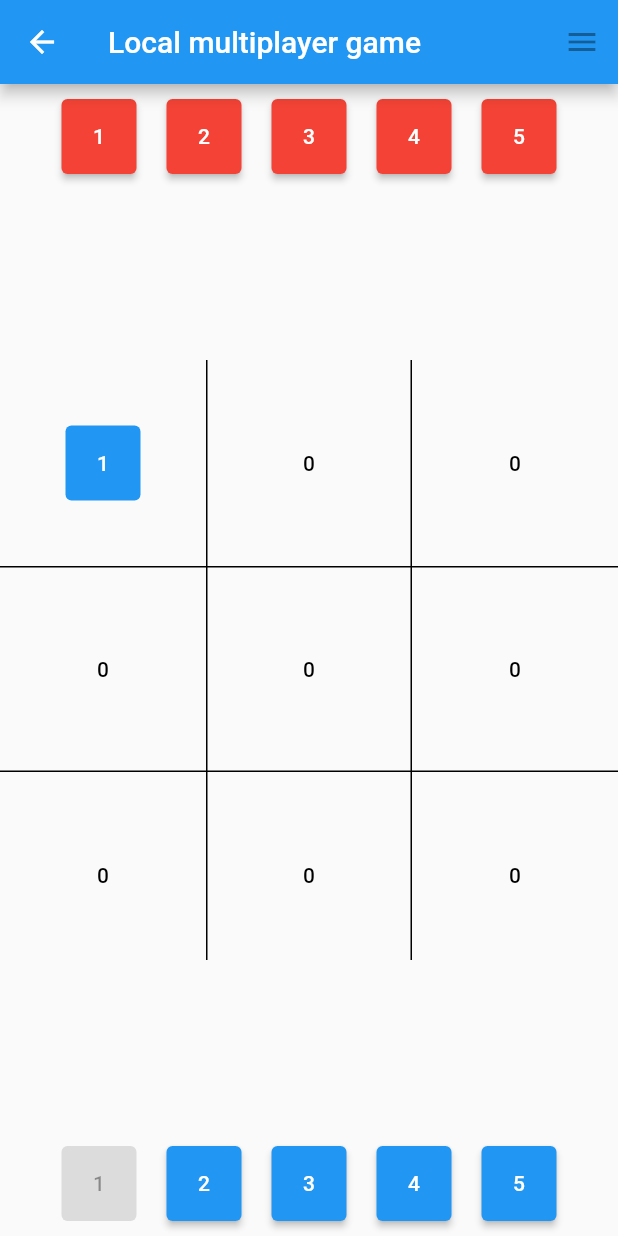
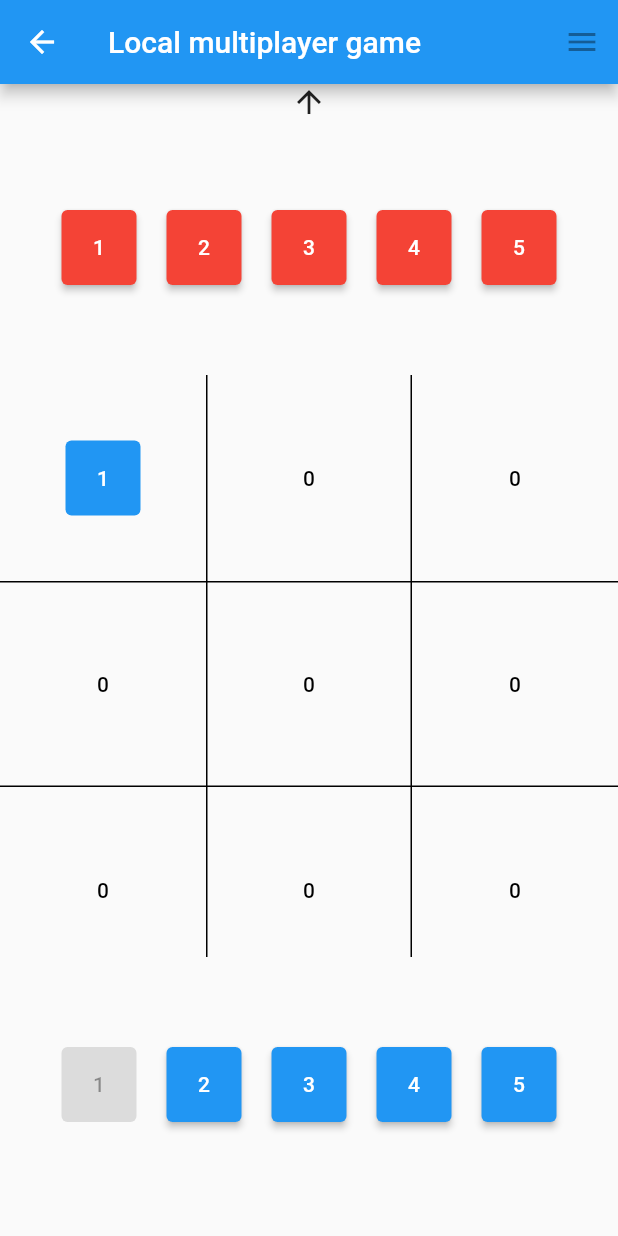
Before and after one commit to emberal/tic_tac_toe_upgraded, a Flutter app: the LocalMultiplayerGame screen opened by its route, after a tap on an icon or button, on a phone screen of 412 x 824 dp. Run offline on Flutter 3.47's test engine with Material 2 defaults, Android fonts, the phone set to English and light mode, and no system bars; our stand-ins replace settings_ui, shared_preferences; accounts and stored records are empty.

Commit message:
check if all values are used up, show whose turn it is, started with Player class, needs implementation

```diff
--- a/lib/game/game_utils.dart
+++ b/lib/game/game_utils.dart
@@ -5,11 +5,21 @@ import '../enums/player_enum.dart';
 
 class GameUtils {
   /// Checks if a player has three in a row, or both players have used all moves
-  static bool isComplete(List<GameButton> board) {
+  static bool isComplete(
+      List<GameButton> board, List<Map<String, Object>> values) {
     return _isCompleteHorizontal(board) ||
         _isCompleteVertical(board) ||
         _isCompleteDiagonal(board) ||
+        isNoMoreMoves(values) ||
         fullBoard(board);
+  }
+
+  static bool isNoMoreMoves(List<Map<String, Object>> values) {
+    return values.every((element) =>
+        element[Player.one.toString()] as bool &&
+        (element[Player.two.toString()] != null
+            ? element[Player.two.toString()] as bool
+            : true));
   }
 
   /// returns 'true' if all the squares on the board are used
@@ -92,5 +102,4 @@ class GameUtils {
       prefs.setInt("games-won", (prefs.getInt("games-won") ?? 0) + 1);
     }
   }
-
 }
--- a/lib/game/local_multiplayer_game.dart
+++ b/lib/game/local_multiplayer_game.dart
@@ -23,7 +23,8 @@ class _LocalMultiplayerGameState extends State<LocalMultiplayerGame>
   List<GameButton> board =
       List.generate(MyApp.boardLength, (index) => GameButton(index: index));
   @override
-  Player winner = Player.none, turn = Player.one;
+  Player winner = Player.none;
+  Player turn = Player.one;
   final _time = Stopwatch();
   final _values = [
     {"value": 1, Player.one.toString(): false, Player.two.toString(): false},
@@ -70,10 +71,16 @@ class _LocalMultiplayerGameState extends State<LocalMultiplayerGame>
         turn = Player.one;
       }
 
-      if (GameUtils.isComplete(board)) {
+      if (GameUtils.isComplete(board, _values)) {
         _time.stop();
 
-        Player winner = player;
+        Player winner;
+        if (GameUtils.fullBoard(board) || GameUtils.isNoMoreMoves(_values)) {
+          winner = Player.none;
+        }
+        else {
+          winner = player;
+        }
 
         // TODO Who won? if board isFull the both lost!
         GameUtils.setData(false, _time); // TODO
@@ -94,11 +101,15 @@ class _LocalMultiplayerGameState extends State<LocalMultiplayerGame>
       title: "Local multiplayer game",
       body: Column(
         children: [
-          SelectButtons(
+          turn == Player.two ? const Icon(Icons.arrow_upward_sharp): const Text(""), // TODO Improve
+          Container(
+            margin: const EdgeInsets.symmetric(vertical: 50),
+            child: SelectButtons(
               setActiveNumber: setActiveNumber,
               values: _values,
               buttonColor: Player.two.color,
               player: Player.two,
+            ),
           ),
           Expanded(
             child: Container(
@@ -112,11 +123,15 @@ class _LocalMultiplayerGameState extends State<LocalMultiplayerGame>
               ),
             ),
           ),
-          SelectButtons(
+          Container(
+            margin: const EdgeInsets.symmetric(vertical: 50),
+            child: SelectButtons(
               setActiveNumber: setActiveNumber,
               values: _values,
               player: Player.one,
-          )
+            ),
+          ),
+          turn == Player.one ? const Icon(Icons.arrow_downward_sharp) : const Text(""), // TODO Improve
         ],
       ),
     );
--- a/lib/game/multiplayer_game.dart
+++ b/lib/game/multiplayer_game.dart
@@ -1,4 +1,6 @@
 import 'package:flutter/material.dart';
+
+import '../widgets/layout.dart';
 
 class MultiplayerGame extends StatefulWidget {
   const MultiplayerGame({Key? key}) : super(key: key);
@@ -10,6 +12,6 @@ class MultiplayerGame extends StatefulWidget {
 class _MultiplayerGameState extends State<MultiplayerGame> {
   @override
   Widget build(BuildContext context) {
-    return Container();
+    return Layout();
   }
 }
--- a/lib/game/singleplayer_game.dart
+++ b/lib/game/singleplayer_game.dart
@@ -19,6 +19,7 @@ class SinglePlayerGamePage extends StatefulWidget {
 }
 
 class _SinglePlayerGamePageState extends State<SinglePlayerGamePage> implements Game {
+
   @override
   List<GameButton> board = List.generate(MyApp.boardLength, (index) => GameButton(index: index));
   @override
@@ -56,15 +57,16 @@ class _SinglePlayerGamePageState extends State<SinglePlayerGamePage> implements
         _activeNumber = -1;
       }
 
-      if (GameUtils.isComplete(board)) {
+      if (GameUtils.isComplete(board, _values)) {
         _time.stop();
         // TODO mark the winning area
-        if (GameUtils.fullBoard(board)) {
+        if (GameUtils.fullBoard(board) || GameUtils.isNoMoreMoves(_values)) {
           winner = Player.two;
         } else {
           winner = player;
         }
         GameUtils.setData(winner == Player.one, _time);
+
         showDialog(
           context: context,
           builder: (BuildContext context) => CompleteAlert(
--- a/lib/main.dart
+++ b/lib/main.dart
@@ -14,7 +14,7 @@ void main() {
 class MyApp extends StatelessWidget {
   const MyApp({super.key});
 
-  static const boardLength = 9;
+  static const boardLength = 9, values = 5;
 
   /// This widget is the root of your application.
   @override
--- /dev/null
+++ b/lib/objects/player.dart
@@ -0,0 +1,13 @@
+import 'package:flutter/material.dart';
+import 'package:tic_tac_toe_upgraded/main.dart';
+
+class Player { // TODO switch enum with this
+  Player({this.color, this.activeNumber = -1, this.winner = false});
+
+  late final Color? color;
+  int activeNumber;
+  bool winner;
+
+  final List<bool> usedValues = List.filled(MyApp.values, false);
+
+}
--- a/lib/widgets/board.dart
+++ b/lib/widgets/board.dart
@@ -21,7 +21,7 @@ class Board extends StatelessWidget {
   @override
   Widget build(BuildContext context) {
     return Container(
-      height: 400, // TODO dynamic based on height of each square
+      height: 390, // TODO dynamic based on height of each square
       child: GridView.count(
         crossAxisCount: size,
         children: board!
```
Lines whose indentation alone changed are shown as unchanged.
